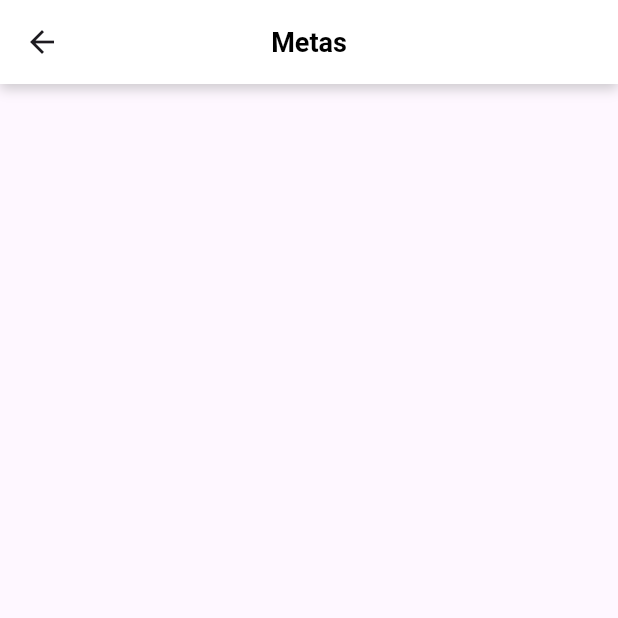
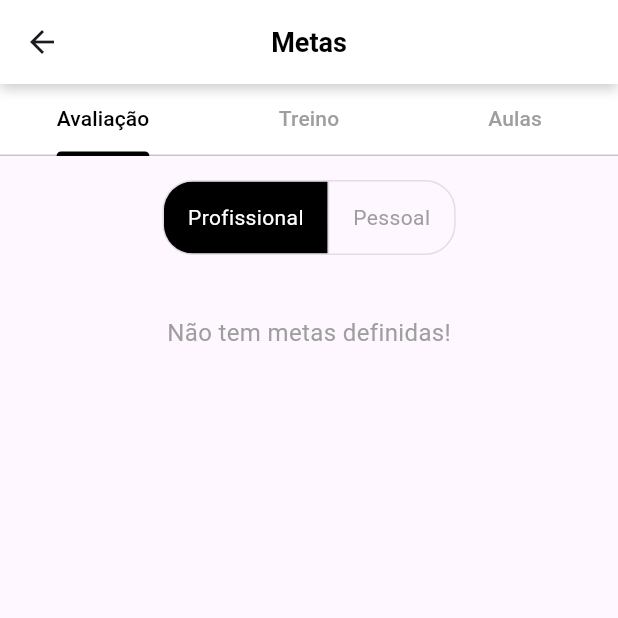
Before and after one commit to Raph40/Flutter_Trabalho_Final, a Flutter app: the metasPage screen opened directly, on a phone screen of 412 x 824 dp, the top half of it. Run offline on Flutter 3.47's test engine with Material 3 defaults, Android fonts, the phone set to English and light mode, and no system bars; our stand-ins replace material_design_icons_flutter, table_calendar, timezone; missing offline and left inert: colorful_iconify_flutter, iconify_flutter; network calls fail.

Commit message:
Metas(em obras2)

```diff
--- a/lib/metas.dart
+++ b/lib/metas.dart
@@ -22,9 +22,11 @@ class metasPage extends StatefulWidget {
 class _metasPageState extends State<metasPage> {
   @override
   Widget build(BuildContext context) {
-    return Scaffold(
+    return DefaultTabController(
+      length: 3, // Número de abas
+      child: Scaffold(
         appBar: PreferredSize(
-        preferredSize: Size.fromHeight(kToolbarHeight),
+          preferredSize: Size.fromHeight(kToolbarHeight), // Manter a altura original do AppBar
           child: Container(
             decoration: BoxDecoration(
               color: Colors.white,
@@ -51,6 +53,72 @@ class _metasPageState extends State<metasPage> {
             ),
           ),
         ),
+        body: Column(
+          children: [
+            // TabBar abaixo do AppBar
+            Container(
+              color: Colors.white,
+              child: TabBar(
+                labelColor: Colors.black,
+                unselectedLabelColor: Colors.grey,
+                indicatorColor: Colors.black,
+                tabs: [
+                  Tab(text: 'Avaliação'),
+                  Tab(text: 'Treino'),
+                  Tab(text: 'Aulas'),
+                ],
+              ),
+            ),
+            // TabBarView abaixo da TabBar
+            Expanded(
+              child: TabBarView(
+                children: [
+                  // Conteúdo da aba "Avaliação"
+                  Padding(
+                    padding: const EdgeInsets.all(16.0),
+                    child: Column(
+                      children: [
+                        Row(
+                          mainAxisAlignment: MainAxisAlignment.center,
+                          children: [
+                            ToggleButtons(
+                              isSelected: [true, false],
+                              onPressed: (index) {},
+                              borderRadius: BorderRadius.circular(20),
+                              selectedColor: Colors.white,
+                              fillColor: Colors.black,
+                              color: Colors.grey,
+                              children: [
+                                Padding(
+                                  padding: const EdgeInsets.symmetric(horizontal: 16.0),
+                                  child: Text('Profissional'),
+                                ),
+                                Padding(
+                                  padding: const EdgeInsets.symmetric(horizontal: 16.0),
+                                  child: Text('Pessoal'),
+                                ),
+                              ],
+                            ),
+                          ],
+                        ),
+                        SizedBox(height: 40),
+                        Text(
+                          'Não tem metas definidas!',
+                          style: TextStyle(color: Colors.grey, fontSize: 16),
+                        ),
+                      ],
+                    ),
+                  ),
+                  // Conteúdo da aba "Treino"
+                  Center(child: Text('Treino', style: TextStyle(fontSize: 18))),
+                  // Conteúdo da aba "Aulas"
+                  Center(child: Text('Aulas', style: TextStyle(fontSize: 18))),
+                ],
+              ),
+            ),
+          ],
+        ),
+      ),
     );
   }
 }
```
Lines whose indentation alone changed are shown as unchanged.
